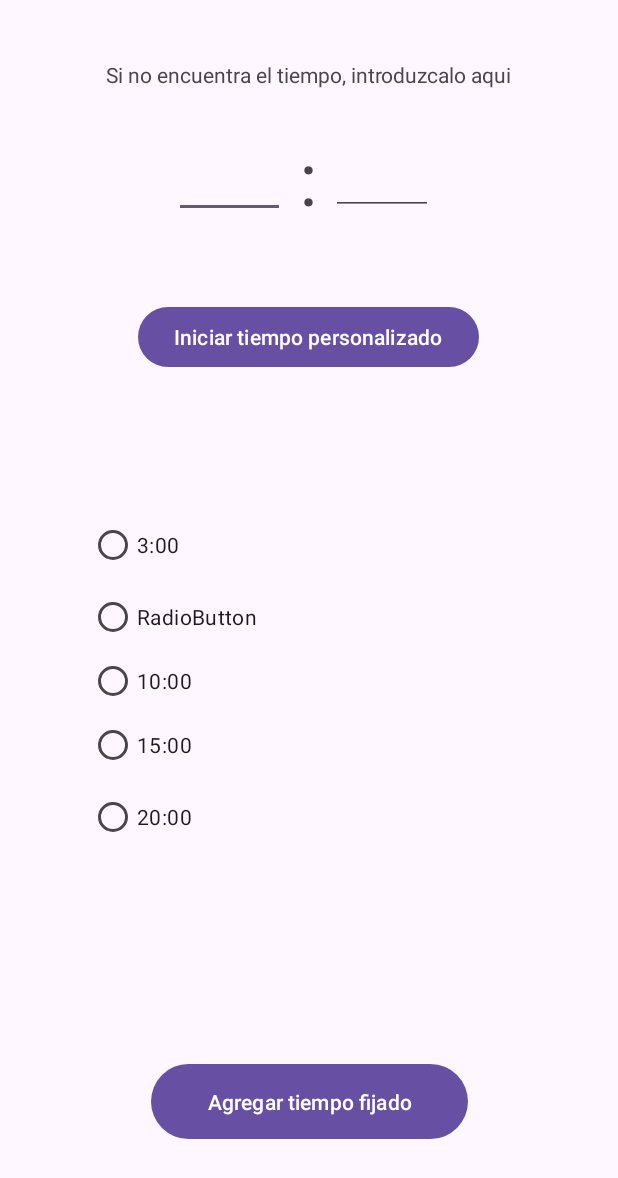
After one commit to efrainsalzar/TemporizadorChess, an Android app: the Configuracion screen opened directly, with no data from a screen before it, on a phone screen of 412 x 824 dp. The commit adds this screen. Shown: the top 1178 px of the screen. Run offline under Robolectric (Android 15) with nearby library versions, the phone set to English and light mode, and no system bars.

Commit message:
configuracion del tiempo

```diff
--- a/app/src/main/AndroidManifest.xml
+++ b/app/src/main/AndroidManifest.xml
@@ -12,6 +12,9 @@
         android:supportsRtl="true"
         android:theme="@style/Theme.TemporizadorChess"
         tools:targetApi="25">
+        <activity
+            android:name=".Configuracion"
+            android:exported="false" />
         <activity
             android:name=".acercadenosotros"
             android:exported="false" />
--- /dev/null
+++ b/app/src/main/java/com/example/temporizadorchess/Configuracion.kt
@@ -0,0 +1,11 @@
+package com.example.temporizadorchess
+
+import androidx.appcompat.app.AppCompatActivity
+import android.os.Bundle
+
+class Configuracion : AppCompatActivity() {
+    override fun onCreate(savedInstanceState: Bundle?) {
+        super.onCreate(savedInstanceState)
+        setContentView(R.layout.activity_configuracion)
+    }
+}
--- a/app/src/main/java/com/example/temporizadorchess/MainActivity.kt
+++ b/app/src/main/java/com/example/temporizadorchess/MainActivity.kt
@@ -1,5 +1,6 @@
 package com.example.temporizadorchess
 
+import android.annotation.SuppressLint
 import android.content.Intent
 import androidx.appcompat.app.AppCompatActivity
 import android.os.Bundle
@@ -19,6 +20,7 @@ class MainActivity : AppCompatActivity() {
     //valor de DBFire
     val db = Firebase.firestore
     val TAG = "Datos"
+    @SuppressLint("MissingInflatedId")
     override fun onCreate(savedInstanceState: Bundle?) {
         //splash
         //setTheme(R.id.AppTheme)
@@ -45,6 +47,12 @@ class MainActivity : AppCompatActivity() {
             intent.putExtra("name_p2",namep2.text.toString())
             startActivity(intent)
             //finish()
+        }
+        val ace=findViewById<Button>(R.id.acerca)
+
+        ace.setOnClickListener {
+            val intent=Intent(this,acercadenosotros::class.java)
+            startActivity(intent)
         }
 
         val radioGroup = findViewById<RadioGroup>(R.id.MinutosVerif)
--- a/app/src/main/java/com/example/temporizadorchess/Temporizador.kt
+++ b/app/src/main/java/com/example/temporizadorchess/Temporizador.kt
@@ -4,6 +4,7 @@ import android.annotation.SuppressLint
 import android.content.Intent
 import androidx.appcompat.app.AppCompatActivity
 import android.os.Bundle
+import android.os.Handler
 import android.view.View
 import android.widget.ImageView
 import android.widget.LinearLayout
@@ -11,7 +12,17 @@ import android.widget.TextView
 
 
 class Temporizador : AppCompatActivity() {
-
+    //Variables para el temporizador
+    var times1=""
+    var a=2
+    var playeron=1
+    var timeon=false
+    var time1=5
+    var time2=5
+    var time12=0
+    var time21=0
+    var b=1
+    //
     @SuppressLint("MissingInflatedId")
     override fun onCreate(savedInstanceState: Bundle?) {
 
@@ -28,6 +39,7 @@ class Temporizador : AppCompatActivity() {
         //Inicia la activity
         super.onCreate(savedInstanceState)
         setContentView(R.layout.activity_temporizador)
+        supportActionBar?.hide()
 
 
 //val de otra clase
@@ -116,7 +128,6 @@ class Temporizador : AppCompatActivity() {
 
 
 
-
     }//fin funcion onCreate
 
 }//fin ClassMain
--- /dev/null
+++ b/app/src/main/res/layout/activity_configuracion.xml
@@ -0,0 +1,126 @@
+<?xml version="1.0" encoding="utf-8"?>
+<androidx.constraintlayout.widget.ConstraintLayout xmlns:android="http://schemas.android.com/apk/res/android"
+    xmlns:app="http://schemas.android.com/apk/res-auto"
+    xmlns:tools="http://schemas.android.com/tools"
+    android:layout_width="match_parent"
+    android:layout_height="match_parent"
+    tools:context=".Configuracion">
+
+    <RadioGroup
+        android:id="@+id/radioGroup"
+        android:layout_width="292dp"
+        android:layout_height="256dp"
+        app:layout_constraintBottom_toBottomOf="parent"
+        app:layout_constraintEnd_toEndOf="parent"
+        app:layout_constraintHorizontal_bias="0.495"
+        app:layout_constraintStart_toStartOf="parent"
+        app:layout_constraintTop_toTopOf="parent"
+        app:layout_constraintVertical_bias="0.597">
+
+        <RadioButton
+            android:id="@+id/min3"
+            android:layout_width="match_parent"
+            android:layout_height="wrap_content"
+            android:text="3:00" />
+
+        <RadioButton
+            android:id="@+id/min5"
+            android:layout_width="match_parent"
+            android:layout_height="wrap_content"
+            android:text="RadioButton"
+            tools:text="5:00" />
+
+        <RadioButton
+            android:id="@+id/min10"
+            android:layout_width="match_parent"
+            android:layout_height="37dp"
+            android:text="10:00" />
+
+        <RadioButton
+            android:id="@+id/min15"
+            android:layout_width="match_parent"
+            android:layout_height="wrap_content"
+            android:text="15:00" />
+
+        <RadioButton
+            android:id="@+id/min20"
+            android:layout_width="match_parent"
+            android:layout_height="wrap_content"
+            android:text="20:00" />
+    </RadioGroup>
+
+    <EditText
+        android:id="@+id/editTextText"
+        android:layout_width="74dp"
+        android:layout_height="53dp"
+        android:ems="10"
+        android:inputType="text"
+        app:layout_constraintBottom_toBottomOf="parent"
+        app:layout_constraintEnd_toEndOf="parent"
+        app:layout_constraintHorizontal_bias="0.344"
+        app:layout_constraintStart_toStartOf="parent"
+        app:layout_constraintTop_toTopOf="parent"
+        app:layout_constraintVertical_bias="0.119" />
+
+    <EditText
+        android:id="@+id/editTextText2"
+        android:layout_width="68dp"
+        android:layout_height="51dp"
+        android:ems="10"
+        android:inputType="text"
+        app:layout_constraintBottom_toBottomOf="parent"
+        app:layout_constraintEnd_toEndOf="parent"
+        app:layout_constraintHorizontal_bias="0.641"
+        app:layout_constraintStart_toStartOf="parent"
+        app:layout_constraintTop_toTopOf="parent"
+        app:layout_constraintVertical_bias="0.119" />
+
+    <TextView
+        android:id="@+id/textView6"
+        android:layout_width="wrap_content"
+        android:layout_height="wrap_content"
+        android:text=":"
+        android:textSize="50dp"
+        app:layout_constraintBottom_toBottomOf="parent"
+        app:layout_constraintEnd_toEndOf="parent"
+        app:layout_constraintHorizontal_bias="0.498"
+        app:layout_constraintStart_toStartOf="parent"
+        app:layout_constraintTop_toTopOf="parent"
+        app:layout_constraintVertical_bias="0.111" />
+
+    <Button
+        android:id="@+id/custom"
+        android:layout_width="wrap_content"
+        android:layout_height="wrap_content"
+        android:text="Iniciar tiempo personalizado"
+        app:layout_constraintBottom_toBottomOf="parent"
+        app:layout_constraintEnd_toEndOf="parent"
+        app:layout_constraintHorizontal_bias="0.497"
+        app:layout_constraintStart_toStartOf="parent"
+        app:layout_constraintTop_toTopOf="parent"
+        app:layout_constraintVertical_bias="0.259" />
+
+    <Button
+        android:id="@+id/nuevo"
+        android:layout_width="211dp"
+        android:layout_height="58dp"
+        android:text="Agregar tiempo fijado"
+        app:layout_constraintBottom_toBottomOf="parent"
+        app:layout_constraintEnd_toEndOf="parent"
+        app:layout_constraintStart_toStartOf="parent"
+        app:layout_constraintTop_toTopOf="parent"
+        app:layout_constraintVertical_bias="0.921" />
+
+    <TextView
+        android:id="@+id/textView7"
+        android:layout_width="316dp"
+        android:layout_height="34dp"
+        android:gravity="center"
+        android:text="Si no encuentra el tiempo, introduzcalo aqui"
+        app:layout_constraintBottom_toBottomOf="parent"
+        app:layout_constraintEnd_toEndOf="parent"
+        app:layout_constraintHorizontal_bias="0.494"
+        app:layout_constraintStart_toStartOf="parent"
+        app:layout_constraintTop_toTopOf="parent"
+        app:layout_constraintVertical_bias="0.041" />
+</androidx.constraintlayout.widget.ConstraintLayout>
--- a/app/src/main/res/layout/activity_main.xml
+++ b/app/src/main/res/layout/activity_main.xml
@@ -126,4 +126,16 @@
             android:text="30 min" />
     </RadioGroup>
 
+    <Button
+        android:id="@+id/acerca"
+        android:layout_width="wrap_content"
+        android:layout_height="wrap_content"
+        android:text="Acerca de nosotros"
+        app:layout_constraintBottom_toBottomOf="parent"
+        app:layout_constraintEnd_toEndOf="parent"
+        app:layout_constraintHorizontal_bias="0.967"
+        app:layout_constraintStart_toStartOf="parent"
+        app:layout_constraintTop_toTopOf="parent"
+        app:layout_constraintVertical_bias="0.023" />
+
 </androidx.constraintlayout.widget.ConstraintLayout>
--- a/app/src/main/res/layout/activity_temporizador.xml
+++ b/app/src/main/res/layout/activity_temporizador.xml
@@ -43,6 +43,7 @@
         android:layout_width="wrap_content"
         android:layout_height="wrap_content"
         android:hint="TIME"
+
         android:gravity="center"
         android:rotation="180"
         android:textSize="100sp"
@@ -139,6 +140,7 @@
         android:layout_width="157dp"
         android:layout_height="42dp"
         android:text="Turno: 0"
+        android:gravity="center"
         android:textSize="20dp"
         app:layout_constraintBottom_toBottomOf="parent"
         app:layout_constraintEnd_toEndOf="parent"
@@ -152,6 +154,7 @@
         android:layout_height="42dp"
         android:rotation="180"
         android:text="Turno: 0"
+        android:gravity="center"
         android:textSize="20dp"
         app:layout_constraintBottom_toBottomOf="parent"
         app:layout_constraintEnd_toEndOf="parent"
```
